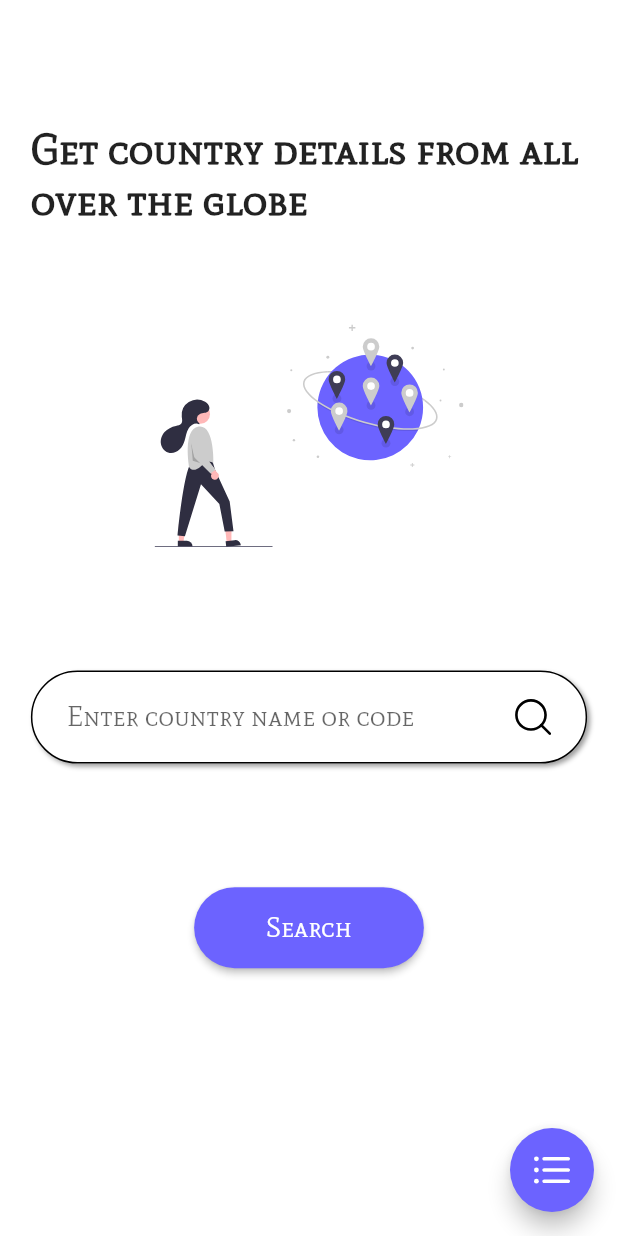
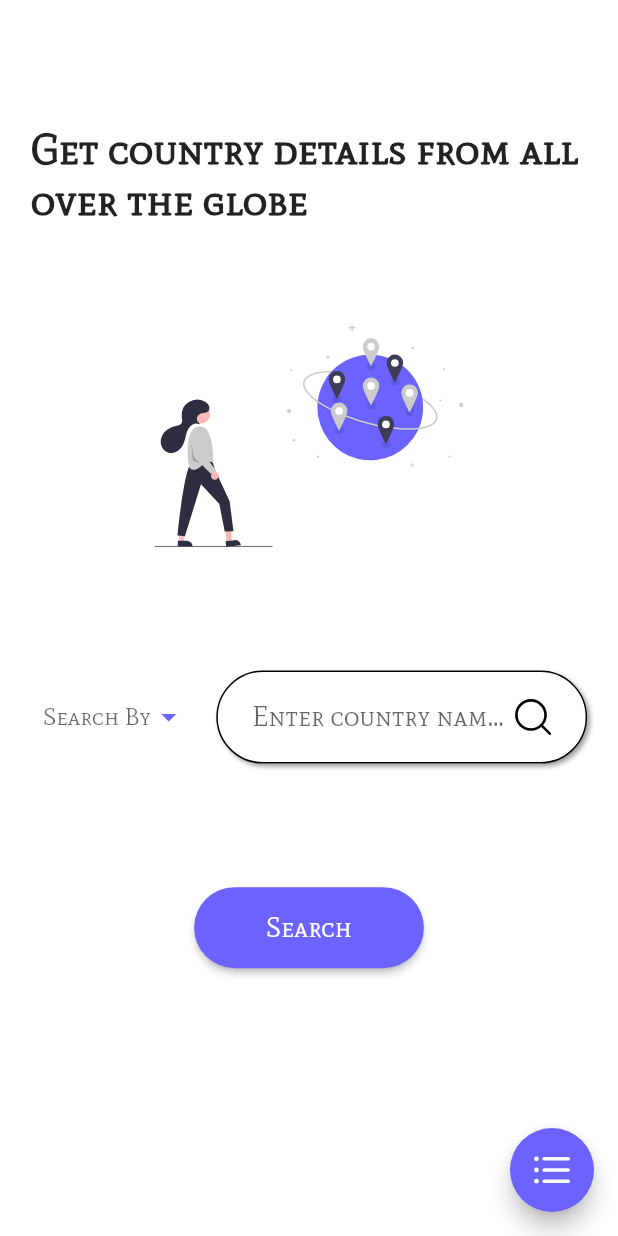
Before and after one commit to Ayush783/Country-App, a Flutter app: the screen it shows after launch, on a phone screen of 412 x 824 dp. Run offline on Flutter 3.47's test engine with Material 2 defaults, Android fonts, the phone set to English and light mode, and no system bars; our stand-ins replace bloc, dartz, dio, flutter_bloc, flutter_riverpod, flutter_svg.

```diff
--- a/lib/blocs/search_bloc/search_event.dart
+++ b/lib/blocs/search_bloc/search_event.dart
@@ -5,7 +5,7 @@ part of 'search_bloc.dart';
 abstract class SearchEvent {}
 
 class SearchCountry extends SearchEvent {
-  final String query;
+  final String query, searchBy;
 
-  SearchCountry(this.query);
+  SearchCountry(this.query, this.searchBy);
 }
--- a/lib/models/country/country.dart
+++ b/lib/models/country/country.dart
@@ -5,17 +5,21 @@ class Country {
       capital,
       region,
       subregion,
-      population,
       demonym,
       nativeName,
       numericCode,
       flag;
-  final int? area;
-  final List<String>? callingCodes, timezones, borders;
-  final List<double>? latlng;
-  final List<Map>? currencies, languages, regionalBlocs;
+  final int? population;
+  final List? callingCodes,
+      timezones,
+      borders,
+      latlng,
+      currencies,
+      languages,
+      regionalBlocs;
   final Map? translations;
   final bool error;
+  final double? area;
 
   Country(
       this.name,
@@ -70,12 +74,12 @@ class Country {
         capital = '',
         region = '',
         subregion = '',
-        population = '',
+        population = 0,
         demonym = '',
         nativeName = '',
         numericCode = '',
         flag = '',
-        area = 0,
+        area = 0.0,
         callingCodes = [],
         timezones = [],
         borders = [],
--- a/lib/repository/search/search_country.dart
+++ b/lib/repository/search/search_country.dart
@@ -22,8 +22,8 @@ class SearchService {
         searchByNameUrl + '$name',
       );
       print(response.statusCode);
-      final List<Map<String, dynamic>> data =
-          List.from(jsonDecode(response.data));
+      print(response.data);
+      final List<Map<String, dynamic>> data = List.from(response.data);
       final countries = data.map((e) => Country.fromJson(e)).toList();
       return right(countries);
     } on DioError catch (e) {
--- a/lib/ui/home/home_screen.dart
+++ b/lib/ui/home/home_screen.dart
@@ -16,6 +16,7 @@ class HomeScreen extends StatefulWidget {
 
 class _HomeScreenState extends State<HomeScreen> {
   final TextEditingController controller = TextEditingController();
+  String _searchBy;
 
   @override
   Widget build(BuildContext context) {
@@ -44,7 +45,37 @@ class _HomeScreenState extends State<HomeScreen> {
                         width: size.width * 0.5,
                       ),
                       Padding(padding: EdgeInsets.only(top: size.height * 0.1)),
-                      Container(
+                      Row(
+                        children: [
+                          Expanded(
+                            flex: 1,
+                            child: Padding(
+                              padding:
+                                  const EdgeInsets.symmetric(horizontal: 8.0),
+                              child: DropdownButton(
+                                items: searchBy
+                                    .map(
+                                      (e) => DropdownMenuItem(
+                                        child: Text(e),
+                                        value: e,
+                                      ),
+                                    )
+                                    .toList(),
+                                hint: Text('Search By'),
+                                onChanged: (value) {
+                                  _searchBy = value;
+                                  setState(() {});
+                                },
+                                value: _searchBy,
+                                iconEnabledColor: Color(0xff6C63FF),
+                                underline: Container(),
+                              ),
+                            ),
+                          ),
+                          Expanded(
+                            flex: 2,
+                            child: Container(
+                              width: size.width * 0.75,
                               decoration: BoxDecoration(
                                   color: Colors.white,
                                   boxShadow: [
@@ -60,15 +91,38 @@ class _HomeScreenState extends State<HomeScreen> {
                                 decoration: kInputDecoration(size),
                               ),
                             ),
+                          ),
+                        ],
+                      ),
                       Padding(padding: EdgeInsets.only(top: size.height * 0.1)),
                       ElevatedButton(
                         onPressed: () {
+                          if (controller.text.isNotEmpty &&
+                              _searchBy.isNotEmpty)
                             Navigator.of(context).push(
                               MaterialPageRoute(
                                 builder: (context) => SearchResultProvider(
                                   query: controller.text,
+                                  searchBy: _searchBy,
                                 ),
                               ),
+                            );
+                          else
+                            showModalBottomSheet(
+                              context: context,
+                              builder: (context) => Container(
+                                height: 48,
+                                padding: EdgeInsets.symmetric(
+                                    vertical: 8, horizontal: 16),
+                                color: Colors.red,
+                                child: Text(
+                                  'Invalid Input',
+                                  style: kBodyTextStyle.copyWith(
+                                      color: Colors.white),
+                                ),
+                              ),
+                              elevation: 4,
+                              isDismissible: true,
                             );
                         },
                         child: Text(
@@ -100,3 +154,12 @@ class _HomeScreenState extends State<HomeScreen> {
     );
   }
 }
+
+List<String> searchBy = [
+  'Name',
+  'Code',
+  'Region',
+  'Capital',
+  'Language',
+  'Currency'
+];
```
Also changed, not shown: lib/blocs/search_bloc/search_bloc.dart (+42 -58 lines), lib/ui/search_result/search_result_provider.dart (+4 -3 lines). Lines whose indentation alone changed are shown as unchanged.
